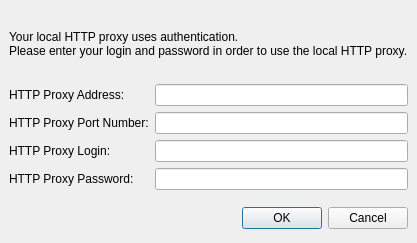
Before: the Qt Designer form wengophone/src/presentation/qt/HttpProxyLoginWindow.ui in tkrotoff/WengoPhone, drawn with Qt 5.
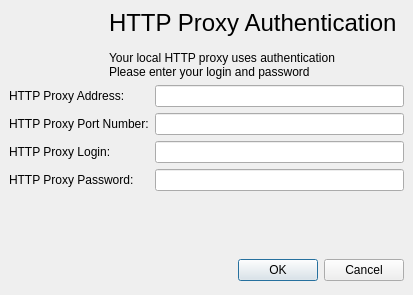
After: the same form once the commit is applied.

Commit message: HttpProxyLoginWindow.ui now as logo like LoginWindow.ui

What changed in the file:
```diff
--- a/wengophone/src/presentation/qt/HttpProxyLoginWindow.ui
+++ b/wengophone/src/presentation/qt/HttpProxyLoginWindow.ui
@@ -8,8 +8,8 @@
    <rect>
     <x>0</x>
     <y>0</y>
-    <width>399</width>
-    <height>243</height>
+    <width>413</width>
+    <height>295</height>
    </rect>
   </property>
   <property name="windowTitle" >
@@ -22,12 +22,324 @@
    <property name="spacing" >
     <number>6</number>
    </property>
-   <item row="5" column="0" colspan="2" >
-    <spacer>
-     <property name="orientation" >
-      <enum>Qt::Vertical</enum>
+   <item row="0" column="0" colspan="2" >
+    <widget class="QLabel" name="httpProxyLabel" >
+     <property name="palette" >
+      <palette>
+       <active>
+        <color>
+         <red>0</red>
+         <green>0</green>
+         <blue>0</blue>
+        </color>
+        <color>
+         <red>212</red>
+         <green>208</green>
+         <blue>200</blue>
+        </color>
+        <color>
+         <red>255</red>
+         <green>255</green>
+         <blue>255</blue>
+        </color>
+        <color>
+         <red>234</red>
+         <green>229</green>
+         <blue>220</blue>
+        </color>
+        <color>
+         <red>128</red>
+         <green>128</green>
+         <blue>128</blue>
+        </color>
+        <color>
+         <red>141</red>
+         <green>139</green>
+         <blue>133</blue>
+        </color>
+        <color>
+         <red>255</red>
+         <green>255</green>
+         <blue>255</blue>
+        </color>
+        <color>
+         <red>255</red>
+         <green>255</green>
+         <blue>255</blue>
+        </color>
+        <color>
+         <red>0</red>
+         <green>0</green>
+         <blue>0</blue>
+        </color>
+        <color>
+         <red>255</red>
+         <green>255</green>
+         <blue>255</blue>
+        </color>
+        <color>
+         <red>212</red>
+         <green>208</green>
+         <blue>200</blue>
+        </color>
+        <color>
+         <red>64</red>
+         <green>64</green>
+         <blue>64</blue>
+        </color>
+        <color>
+         <red>10</red>
+         <green>36</green>
+         <blue>106</blue>
+        </color>
+        <color>
+         <red>255</red>
+         <green>255</green>
+         <blue>255</blue>
+        </color>
+        <color>
+         <red>0</red>
+         <green>0</green>
+         <blue>255</blue>
+        </color>
+        <color>
+         <red>255</red>
+         <green>0</green>
+         <blue>255</blue>
+        </color>
+        <color>
+         <red>232</red>
+         <green>232</green>
+         <blue>232</blue>
+        </color>
+       </active>
+       <inactive>
+        <color>
+         <red>0</red>
+         <green>0</green>
+         <blue>0</blue>
+        </color>
+        <color>
+         <red>212</red>
+         <green>208</green>
+         <blue>200</blue>
+        </color>
+        <color>
+         <red>255</red>
+         <green>255</green>
+         <blue>255</blue>
+        </color>
+        <color>
+         <red>234</red>
+         <green>229</green>
+         <blue>220</blue>
+        </color>
+        <color>
+         <red>128</red>
+         <green>128</green>
+         <blue>128</blue>
+        </color>
+        <color>
+         <red>141</red>
+         <green>139</green>
+         <blue>133</blue>
+        </color>
+        <color>
+         <red>255</red>
+         <green>255</green>
+         <blue>255</blue>
+        </color>
+        <color>
+         <red>255</red>
+         <green>255</green>
+         <blue>255</blue>
+        </color>
+        <color>
+         <red>0</red>
+         <green>0</green>
+         <blue>0</blue>
+        </color>
+        <color>
+         <red>255</red>
+         <green>255</green>
+         <blue>255</blue>
+        </color>
+        <color>
+         <red>212</red>
+         <green>208</green>
+         <blue>200</blue>
+        </color>
+        <color>
+         <red>64</red>
+         <green>64</green>
+         <blue>64</blue>
+        </color>
+        <color>
+         <red>212</red>
+         <green>208</green>
+         <blue>200</blue>
+        </color>
+        <color>
+         <red>0</red>
+         <green>0</green>
+         <blue>0</blue>
+        </color>
+        <color>
+         <red>0</red>
+         <green>0</green>
+         <blue>255</blue>
+        </color>
+        <color>
+         <red>255</red>
+         <green>0</green>
+         <blue>255</blue>
+        </color>
+        <color>
+         <red>232</red>
+         <green>232</green>
+         <blue>232</blue>
+        </color>
+       </inactive>
+       <disabled>
+        <color>
+         <red>106</red>
+         <green>104</green>
+         <blue>100</blue>
+        </color>
+        <color>
+         <red>212</red>
+         <green>208</green>
+         <blue>200</blue>
+        </color>
+        <color>
+         <red>255</red>
+         <green>255</green>
+         <blue>255</blue>
+        </color>
+        <color>
+         <red>233</red>
+         <green>231</green>
+         <blue>227</blue>
+        </color>
+        <color>
+         <red>128</red>
+         <green>128</green>
+         <blue>128</blue>
+        </color>
+        <color>
+         <red>141</red>
+         <green>139</green>
+         <blue>133</blue>
+        </color>
+        <color>
+         <red>106</red>
+         <green>104</green>
+         <blue>100</blue>
+        </color>
+        <color>
+         <red>255</red>
+         <green>255</green>
+         <blue>255</blue>
+        </color>
+        <color>
+         <red>106</red>
+         <green>104</green>
+         <blue>100</blue>
+        </color>
+        <color>
+         <red>212</red>
+         <green>208</green>
+         <blue>200</blue>
+        </color>
+        <color>
+         <red>212</red>
+         <green>208</green>
+         <blue>200</blue>
+        </color>
+        <color>
+         <red>0</red>
+         <green>0</green>
+         <blue>0</blue>
+        </color>
+        <color>
+         <red>10</red>
+         <green>36</green>
+         <blue>106</blue>
+        </color>
+        <color>
+         <red>255</red>
+         <green>255</green>
+         <blue>255</blue>
+        </color>
+        <color>
+         <red>0</red>
+         <green>0</green>
+         <blue>255</blue>
+        </color>
+        <color>
+         <red>255</red>
+         <green>0</green>
+         <blue>255</blue>
+        </color>
+        <color>
+         <red>232</red>
+         <green>232</green>
+         <blue>232</blue>
+        </color>
+       </disabled>
+      </palette>
      </property>
-    </spacer>
+     <property name="text" >
+      <string>&lt;span style="font-size:18pt;">HTTP Proxy Authentication&lt;/span>&lt;br>&lt;br>&lt;span>Your local HTTP proxy uses authentication&lt;br>Please enter your login and password&lt;/span></string>
+     </property>
+     <property name="indent" >
+      <number>100</number>
+     </property>
+    </widget>
+   </item>
+   <item row="1" column="1" >
+    <widget class="QLineEdit" name="addressLineEdit" />
+   </item>
+   <item row="1" column="0" >
+    <widget class="QLabel" name="addressLabel" >
+     <property name="text" >
+      <string>HTTP Proxy Address:</string>
+     </property>
+    </widget>
+   </item>
+   <item row="2" column="1" >
+    <widget class="QLineEdit" name="portLineEdit" />
+   </item>
+   <item row="2" column="0" >
+    <widget class="QLabel" name="portLabel" >
+     <property name="text" >
+      <string>HTTP Proxy Port Number:</string>
+     </property>
+    </widget>
+   </item>
+   <item row="3" column="1" >
+    <widget class="QLineEdit" name="loginLineEdit" />
+   </item>
+   <item row="3" column="0" >
+    <widget class="QLabel" name="loginLabel" >
+     <property name="text" >
+      <string>HTTP Proxy Login:</string>
+     </property>
+    </widget>
+   </item>
+   <item row="4" column="1" >
+    <widget class="QLineEdit" name="passwordLineEdit" >
+     <property name="echoMode" >
+      <enum>QLineEdit::Password</enum>
+     </property>
+    </widget>
+   </item>
+   <item row="4" column="0" >
+    <widget class="QLabel" name="passwordLabel" >
+     <property name="text" >
+      <string>HTTP Proxy Password:</string>
+     </property>
+    </widget>
    </item>
    <item row="6" column="0" colspan="2" >
     <layout class="QHBoxLayout" >
@@ -66,57 +378,18 @@
      </item>
     </layout>
    </item>
-   <item row="4" column="0" >
-    <widget class="QLabel" name="passwordLabel" >
-     <property name="text" >
-      <string>HTTP Proxy Password:</string>
+   <item row="5" column="0" colspan="2" >
+    <spacer>
+     <property name="orientation" >
+      <enum>Qt::Vertical</enum>
      </property>
-    </widget>
-   </item>
-   <item row="4" column="1" >
-    <widget class="QLineEdit" name="passwordLineEdit" >
-     <property name="echoMode" >
-      <enum>QLineEdit::Password</enum>
+     <property name="sizeHint" >
+      <size>
+       <width>20</width>
+       <height>40</height>
+      </size>
      </property>
-    </widget>
-   </item>
-   <item row="3" column="0" >
-    <widget class="QLabel" name="loginLabel" >
-     <property name="text" >
-      <string>HTTP Proxy Login:</string>
-     </property>
-    </widget>
-   </item>
-   <item row="3" column="1" >
-    <widget class="QLineEdit" name="loginLineEdit" />
-   </item>
-   <item row="2" column="0" >
-    <widget class="QLabel" name="portLabel" >
-     <property name="text" >
-      <string>HTTP Proxy Port Number:</string>
-     </property>
-    </widget>
-   </item>
-   <item row="2" column="1" >
-    <widget class="QLineEdit" name="portLineEdit" />
-   </item>
-   <item row="1" column="0" >
-    <widget class="QLabel" name="addressLabel" >
-     <property name="text" >
-      <string>HTTP Proxy Address:</string>
-     </property>
-    </widget>
-   </item>
-   <item row="1" column="1" >
-    <widget class="QLineEdit" name="addressLineEdit" />
-   </item>
-   <item row="0" column="0" colspan="2" >
-    <widget class="QLabel" name="label" >
-     <property name="text" >
-      <string>Your local HTTP proxy uses authentication.
-Please enter your login and password in order to use the local HTTP proxy.</string>
-     </property>
-    </widget>
+    </spacer>
    </item>
   </layout>
  </widget>
```
The commit also changes 2 other files.
